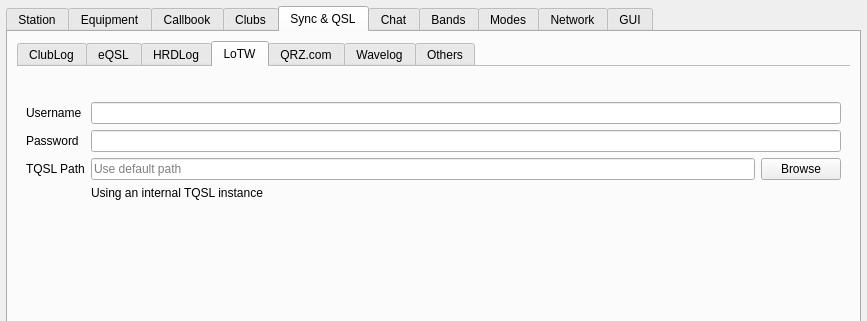
The window that ui/SettingsDialog.ui (dawkagaming/QLog) describes before a commit, drawn with Qt 5; both pictures show x 0 to 867 and y 0 to 321 of the 867 by 821 pixel window.
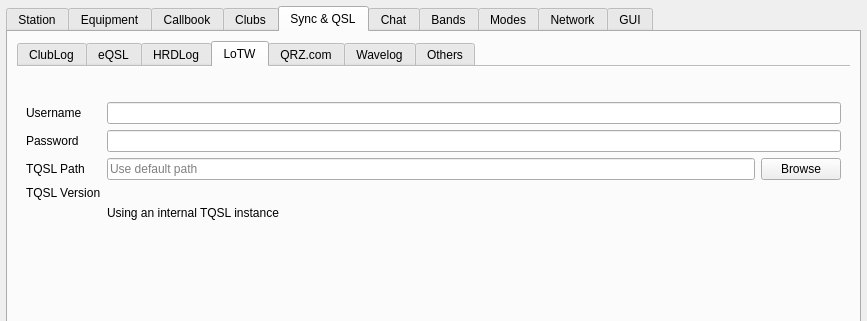
The same window after the commit. The open tabs and pages were chosen to show the change. Icons and pictures are not drawn. Custom widgets are drawn as their Qt base class.

Commit message: Setting: TQSL version detection

```diff
--- a/ui/SettingsDialog.ui
+++ b/ui/SettingsDialog.ui
@@ -3836,7 +3836,21 @@
              </property>
             </spacer>
            </item>
-           <item row="5" column="1">
+           <item row="4" column="0">
+            <widget class="QLabel" name="tqslVersionLabel">
+             <property name="text">
+              <string>TQSL Version</string>
+             </property>
+            </widget>
+           </item>
+           <item row="4" column="1">
+            <widget class="QLabel" name="tqslVersionValueLabel">
+             <property name="text">
+              <string/>
+             </property>
+            </widget>
+           </item>
+           <item row="6" column="1">
             <spacer name="verticalSpacer_19">
              <property name="orientation">
               <enum>Qt::Vertical</enum>
@@ -3849,7 +3863,7 @@
              </property>
             </spacer>
            </item>
-           <item row="4" column="1">
+           <item row="5" column="1">
             <widget class="QLabel" name="lotwTextMessage">
              <property name="text">
               <string>Using an internal TQSL instance</string>
```
The commit also changes 4 other files.
